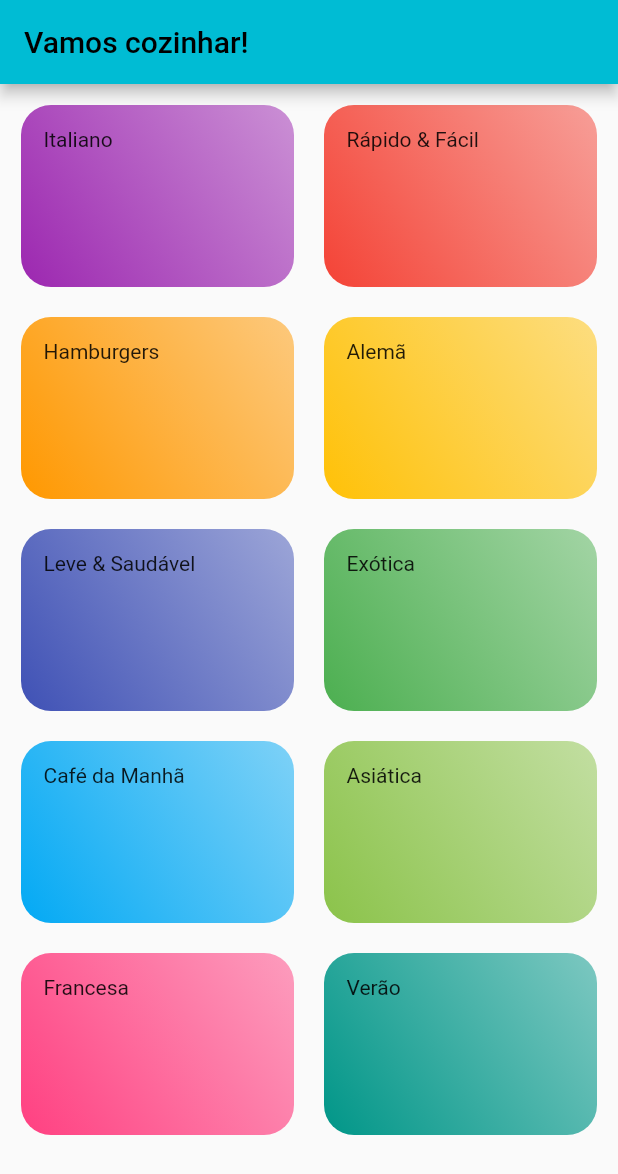
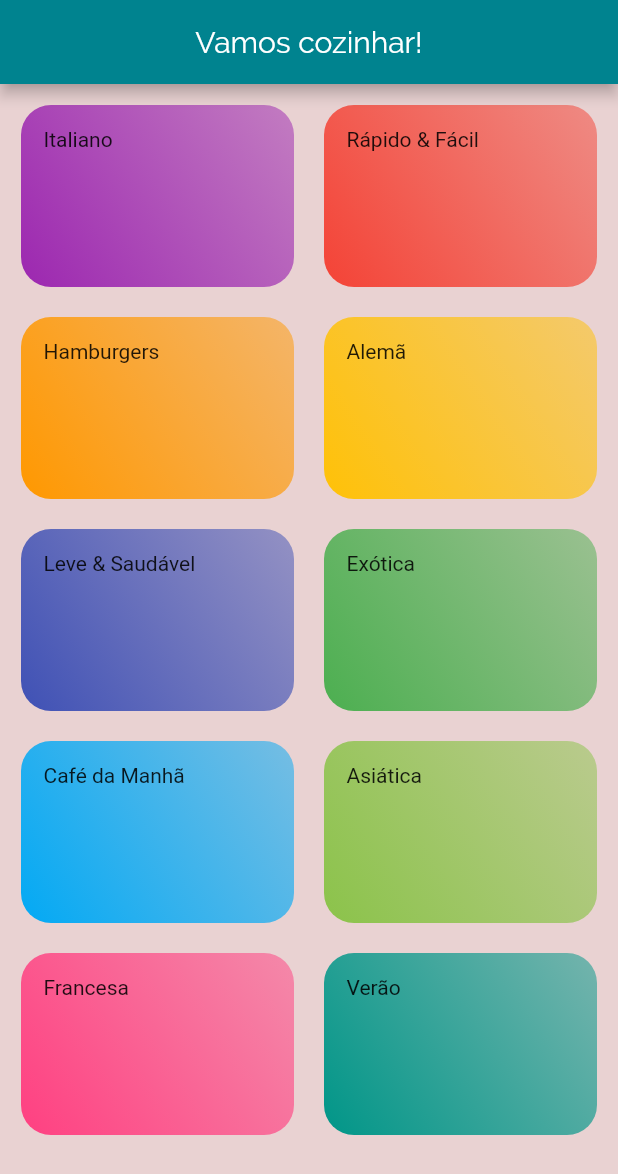
Before and after one commit to bielom43/foods_app, a Flutter app: the screen it shows after launch, on a phone screen of 412 x 824 dp. Shown: the top 1174 px of the screen. Run offline on Flutter 3.47's test engine with Material 2 defaults, Android fonts, the phone set to English and light mode, and no system bars.

Commit message:
#009 add: using fonts and theme personalizations

```diff
--- a/lib/screens/categories_screen.dart
+++ b/lib/screens/categories_screen.dart
@@ -13,7 +13,18 @@ class FoodsApp extends StatelessWidget {
       debugShowCheckedModeBanner: false,
       title: 'Bem-Vindo!',
       theme: ThemeData(
-        primarySwatch: Colors.cyan,
+        colorScheme: ColorScheme.fromSwatch().copyWith(
+          primary: Colors.cyan[800],
+          secondary: Colors.red,
+        ),
+        canvasColor: Color.fromARGB(255, 233, 210, 210),
+        fontFamily: 'Raleway',
+        textTheme: ThemeData.light().textTheme.copyWith(
+              titleSmall: const TextStyle(
+                fontSize: 20,
+                fontFamily: 'RobotoCondensed',
+              ),
+            ),
       ),
       home: CategoriesScreen(),
     );
@@ -27,7 +38,13 @@ class CategoriesScreen extends StatelessWidget {
   Widget build(BuildContext context) {
     return Scaffold(
       appBar: AppBar(
-        title: Text('Vamos cozinhar!'),
+        title: Center(
+            child: Text(
+          'Vamos cozinhar!',
+          style: TextStyle(
+            fontFamily: 'Raleway',
+          ),
+        )),
       ),
       body: Padding(
         padding: const EdgeInsets.all(14),
```
